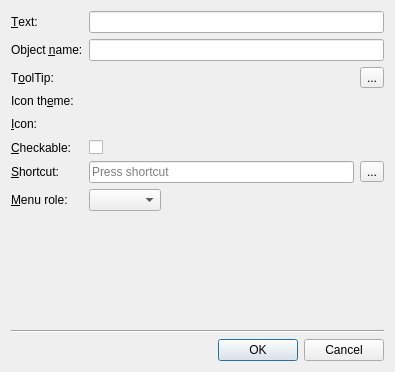
Qt form src/designer/src/lib/shared/newactiondialog.ui (qt/qttools) before a commit.
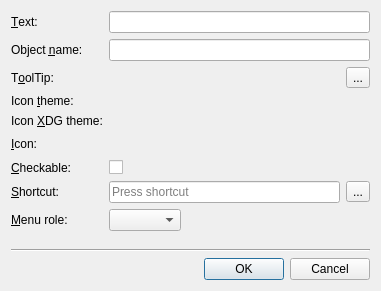
The same form after that commit. Custom widgets are drawn as their Qt base class.

Commit message:
Qt Designer: Add icon theme enums to the action editor
Rename the old string-based editor to XDG an add a new editor
for the enumerations.

Task-number: QTBUG-121823
Pick-to: 6.7

The edit to the form file:
```diff
--- a/src/designer/src/lib/shared/newactiondialog.ui
+++ b/src/designer/src/lib/shared/newactiondialog.ui
@@ -9,8 +9,8 @@
    <rect>
     <x>0</x>
     <y>0</y>
-    <width>395</width>
-    <height>372</height>
+    <width>381</width>
+    <height>291</height>
    </rect>
   </property>
   <property name="windowTitle">
@@ -86,10 +86,10 @@
        </item>
       </layout>
      </item>
-     <item row="3" column="0">
+     <item row="4" column="0">
       <widget class="QLabel" name="iconThemeLabel">
        <property name="text">
-        <string>Icon th&amp;eme:</string>
+        <string>Icon &amp;XDG theme:</string>
        </property>
        <property name="buddy">
         <cstring>iconThemeEditor</cstring>
@@ -99,7 +99,7 @@
      <item row="3" column="1">
       <widget class="qdesigner_internal::IconThemeEditor" name="iconThemeEditor" native="true"/>
      </item>
-     <item row="4" column="0">
+     <item row="5" column="0">
       <widget class="QLabel" name="iconLabel">
        <property name="text">
         <string>&amp;Icon:</string>
@@ -109,7 +109,7 @@
        </property>
       </widget>
      </item>
-     <item row="4" column="1">
+     <item row="5" column="1">
       <layout class="QHBoxLayout" name="horizontalLayout">
        <item>
         <widget class="qdesigner_internal::IconSelector" name="iconSelector" native="true"/>
@@ -129,14 +129,14 @@
        </item>
       </layout>
      </item>
-     <item row="5" column="1">
+     <item row="6" column="1">
       <widget class="QCheckBox" name="checkableCheckBox">
        <property name="text">
         <string/>
        </property>
       </widget>
      </item>
-     <item row="5" column="0">
+     <item row="6" column="0">
       <widget class="QLabel" name="checkableLabel">
        <property name="text">
         <string>&amp;Checkable:</string>
@@ -146,7 +146,7 @@
        </property>
       </widget>
      </item>
-     <item row="6" column="0">
+     <item row="7" column="0">
       <widget class="QLabel" name="shortcutLabel">
        <property name="text">
         <string>&amp;Shortcut:</string>
@@ -156,7 +156,7 @@
        </property>
       </widget>
      </item>
-     <item row="6" column="1">
+     <item row="7" column="1">
       <layout class="QHBoxLayout" name="keysequenceLayout">
        <item>
         <widget class="QKeySequenceEdit" name="keySequenceEdit" native="true">
@@ -177,7 +177,7 @@
        </item>
       </layout>
      </item>
-     <item row="7" column="0">
+     <item row="8" column="0">
       <widget class="QLabel" name="label">
        <property name="text">
         <string>&amp;Menu role:</string>
@@ -187,9 +187,22 @@
        </property>
       </widget>
      </item>
-     <item row="7" column="1">
+     <item row="8" column="1">
       <widget class="QComboBox" name="menuRole"/>
      </item>
+     <item row="3" column="0">
+      <widget class="QLabel" name="iconThemeEnumLabel">
+       <property name="text">
+        <string>Icon &amp;theme:</string>
+       </property>
+       <property name="buddy">
+        <cstring>iconThemeEnumEditor</cstring>
+       </property>
+      </widget>
+     </item>
+     <item row="3" column="1">
+      <widget class="qdesigner_internal::IconThemeEnumEditor" name="iconThemeEnumEditor" native="true"/>
+     </item>
     </layout>
    </item>
    <item>
@@ -243,6 +256,12 @@
    <header>iconselector_p.h</header>
    <container>1</container>
   </customwidget>
+  <customwidget>
+   <class>qdesigner_internal::IconThemeEnumEditor</class>
+   <extends>QWidget</extends>
+   <header>iconselector_p.h</header>
+   <container>1</container>
+  </customwidget>
  </customwidgets>
  <tabstops>
   <tabstop>editActionText</tabstop>
```
Left out of the diff: 7 changed lines with no effect on the pictures. The commit also changes 1 other file.
